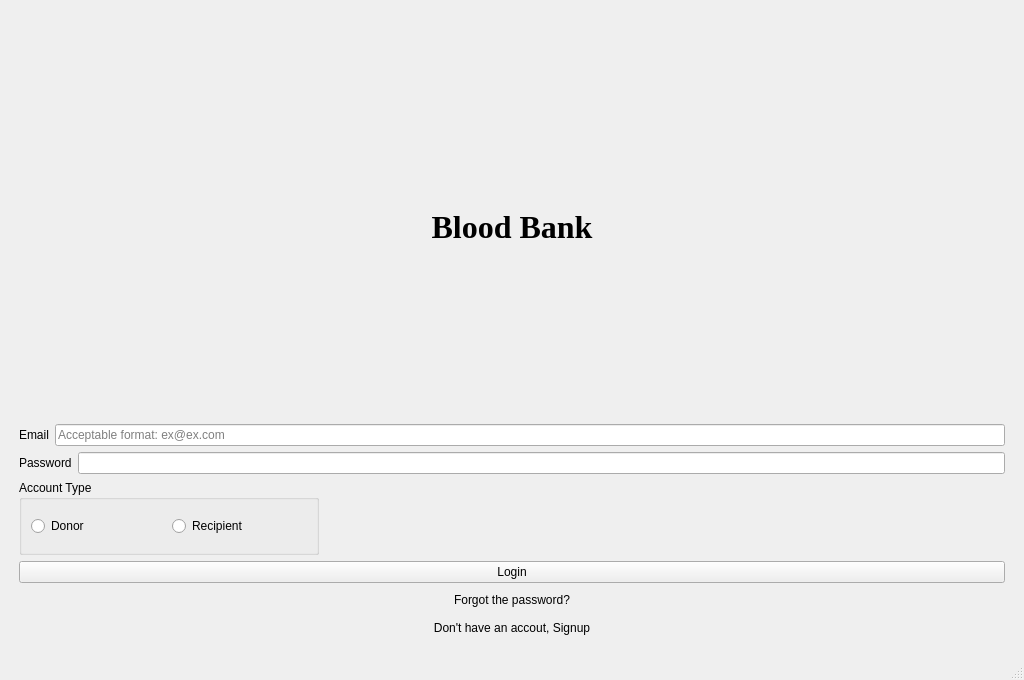
Before: the Qt Designer form Blood-Bank/bloodbank.ui in Sian1902/Blood-Bank-System-, drawn with Qt 5.
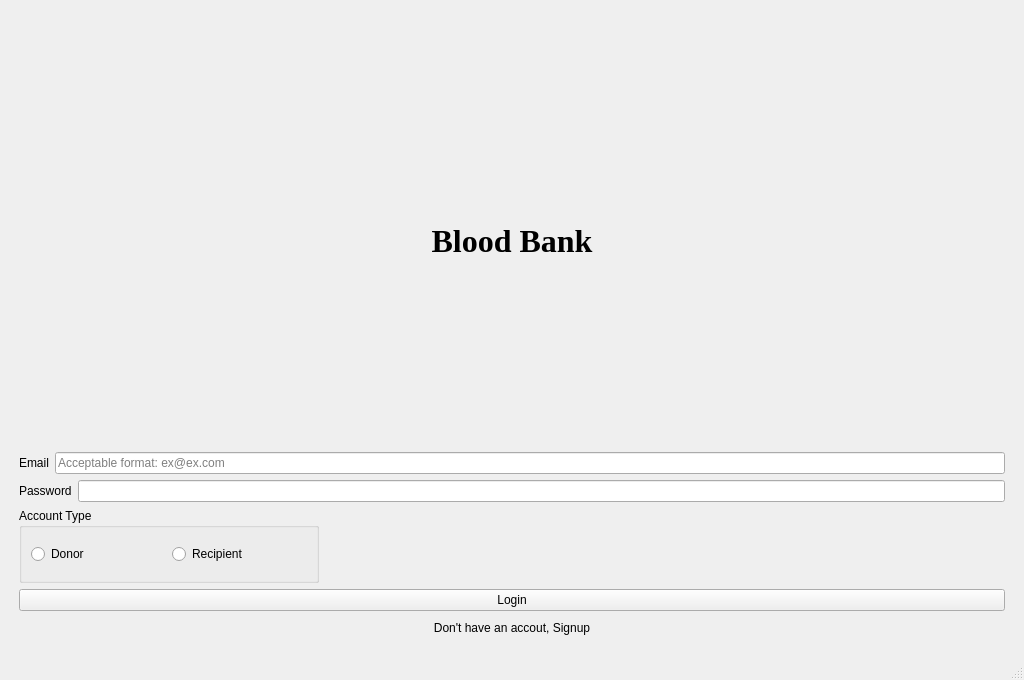
After: the same form once the commit is applied. Icons and pictures are not drawn.

Diff of the .ui file:
```diff
--- a/Blood-Bank/bloodbank.ui
+++ b/Blood-Bank/bloodbank.ui
@@ -296,19 +296,6 @@
         </property>
        </widget>
       </item>
-      <item>
-       <widget class="QPushButton" name="forgotThePasswordBtn_2">
-        <property name="cursor">
-         <cursorShape>PointingHandCursor</cursorShape>
-        </property>
-        <property name="text">
-         <string>Forgot the password?</string>
-        </property>
-        <property name="flat">
-         <bool>true</bool>
-        </property>
-       </widget>
-      </item>
       <item>
        <widget class="QPushButton" name="forgotThePasswordBtn">
         <property name="cursor">
```
Left out of the diff: 44 changed lines with no effect on the pictures.
